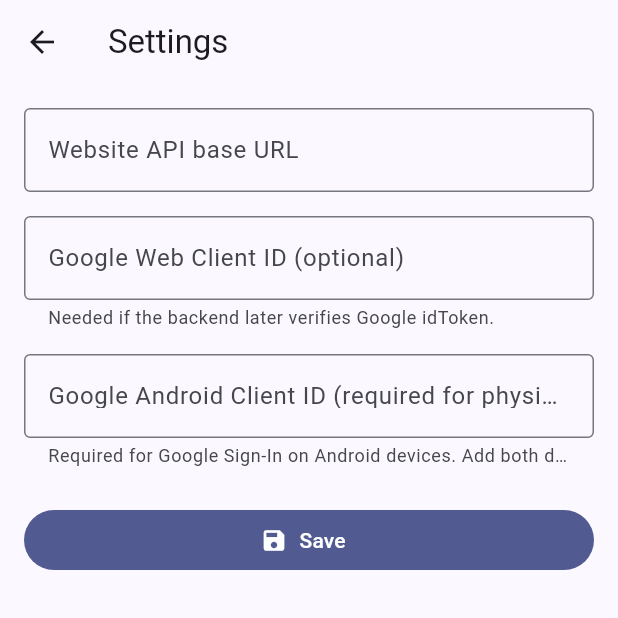
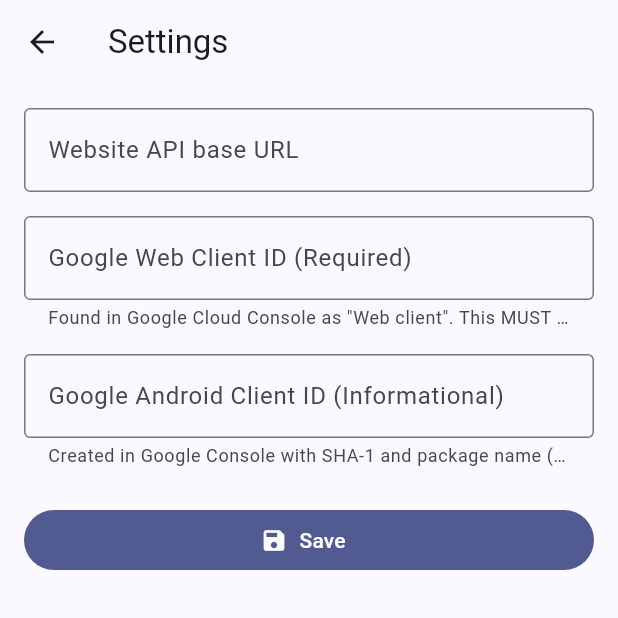
Before and after one commit to spidgorny/mobile_photo_sync, a Flutter app: the screen it shows after launch, after a tap on "Google", on a phone screen of 412 x 824 dp, the top half of it. Run offline on Flutter 3.47's test engine with Material 3 defaults, Android fonts, the phone set to English and light mode, and no system bars; our stand-ins replace dio, flutter_local_notifications, flutter_secure_storage, google_sign_in, shared_preferences; missing offline and left inert: photo_manager, workmanager.

Commit message:
Prefill settings from .env in debug mode only
- Add methods to SettingsService to return stored values without env defaults
- Update settings screen to check kDebugMode
- In debug mode: prefill from environment variables (.env file)
- In production mode: only load stored values (force manual entry)
- Improves security by not exposing dev credentials in production builds

```diff
--- a/lib/screens/settings_screen.dart
+++ b/lib/screens/settings_screen.dart
@@ -1,3 +1,4 @@
+import 'package:flutter/foundation.dart';
 import 'package:flutter/material.dart';
 
 import '../services/settings_service.dart';
@@ -23,18 +24,31 @@
   }
 
   Future<void> _load() async {
-    _apiController.text = await widget.settings.apiBaseUrl ?? '';
-    _webClientIdController.text = await widget.settings.googleWebClientId ?? '';
-    _androidClientIdController.text = await widget.settings.googleAndroidClientId ?? '';
+    // In debug mode, prefill from environment variables
+    // In production mode, only load stored values (force manual entry)
+    if (kDebugMode) {
+      _apiController.text = await widget.settings.apiBaseUrl ?? '';
+      _webClientIdController.text = await widget.settings.googleWebClientId ?? '';
+      _androidClientIdController.text =
+          await widget.settings.googleAndroidClientId ?? '';
+    } else {
+      // In production, only load stored values (no defaults from env)
+      _apiController.text = await widget.settings.apiBaseUrlStored ?? '';
+      _webClientIdController.text = await widget.settings.googleWebClientIdStored ?? '';
+      _androidClientIdController.text =
+          await widget.settings.googleAndroidClientIdStored ?? '';
+    }
     setState(() => _loading = false);
   }
 
   Future<void> _save() async {
     await widget.settings.setApiBaseUrl(_apiController.text);
     await widget.settings.setGoogleWebClientId(_webClientIdController.text);
-    await widget.settings.setGoogleAndroidClientId(_androidClientIdController.text);
+    await widget.settings
+        .setGoogleAndroidClientId(_androidClientIdController.text);
     if (mounted) {
-      ScaffoldMessenger.of(context).showSnackBar(const SnackBar(content: Text('Settings saved')));
+      ScaffoldMessenger.of(context)
+          .showSnackBar(const SnackBar(content: Text('Settings saved')));
       Navigator.pop(context);
     }
   }
@@ -61,8 +75,9 @@
                 TextField(
                   controller: _webClientIdController,
                   decoration: const InputDecoration(
-                    labelText: 'Google Web Client ID (optional)',
-                    helperText: 'Needed if the backend later verifies Google idToken.',
+                    labelText: 'Google Web Client ID (Required)',
+                    helperText:
+                        'Found in Google Cloud Console as "Web client". This MUST be used as the serverClientId to get an idToken for the backend.',
                     border: OutlineInputBorder(),
                   ),
                 ),
@@ -70,8 +85,9 @@
                 TextField(
                   controller: _androidClientIdController,
                   decoration: const InputDecoration(
-                    labelText: 'Google Android Client ID (required for physical devices)',
-                    helperText: 'Required for Google Sign-In on Android devices. Add both debug and release SHA-1 fingerprints to this client ID in Google Cloud Console.',
+                    labelText: 'Google Android Client ID (Informational)',
+                    helperText:
+                        'Created in Google Console with SHA-1 and package name (com.androidfromfrankfurt.photo_sync). Android handles this automatically; you don\'t strictly need to paste the ID here.',
                     border: OutlineInputBorder(),
                   ),
                 ),
--- a/lib/services/settings_service.dart
+++ b/lib/services/settings_service.dart
@@ -42,4 +42,23 @@
   Future<void> setGoogleAndroidClientId(String value) async {
     await _storage.write(key: _googleAndroidClientIdKey, value: value.trim());
   }
+
+  // Only return stored values, no environment defaults (for production mode)
+  Future<String?> get apiBaseUrlStored async {
+    final stored = await _storage.read(key: _apiBaseUrlKey);
+    if (stored != null && stored.trim().isNotEmpty) return stored.trim();
+    return null;
+  }
+
+  Future<String?> get googleWebClientIdStored async {
+    final stored = await _storage.read(key: _googleWebClientIdKey);
+    if (stored != null && stored.trim().isNotEmpty) return stored.trim();
+    return null;
+  }
+
+  Future<String?> get googleAndroidClientIdStored async {
+    final stored = await _storage.read(key: _googleAndroidClientIdKey);
+    if (stored != null && stored.trim().isNotEmpty) return stored.trim();
+    return null;
+  }
 }
```
Also changed, not shown: lib/screens/photo_list_screen.dart (+25 -10 lines), lib/screens/upload_screen.dart (+30 -10 lines), lib/services/auth_service.dart (+10 -5 lines), lib/services/background_sync_service.dart (+43 -17 lines), 2 other files.
